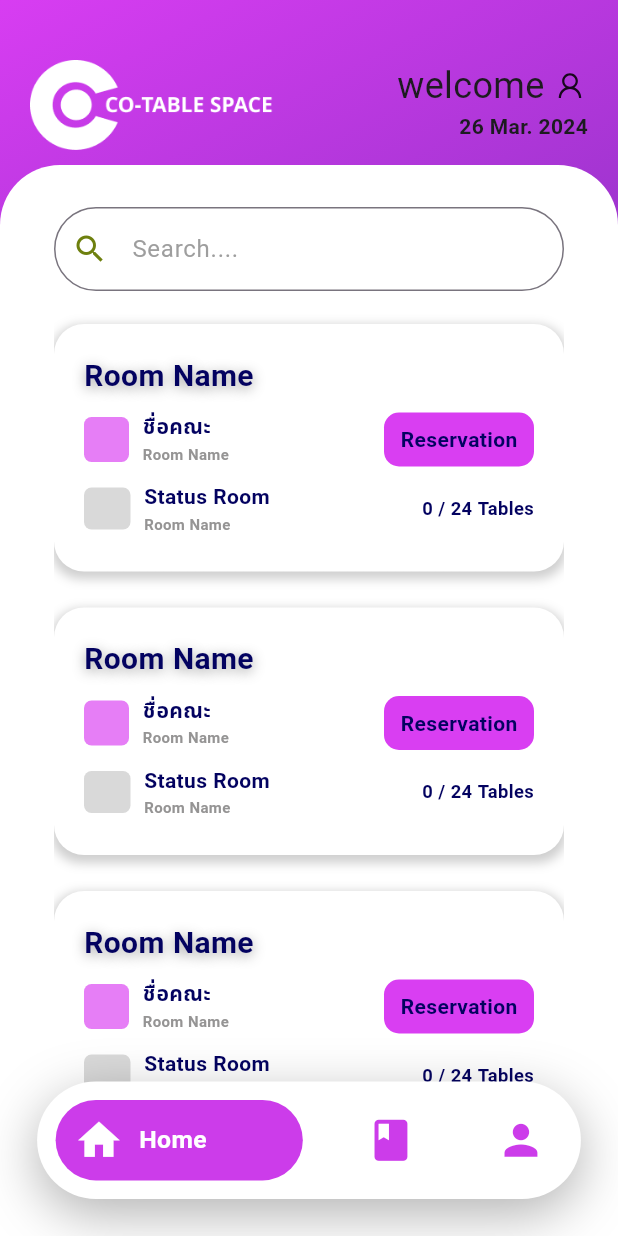
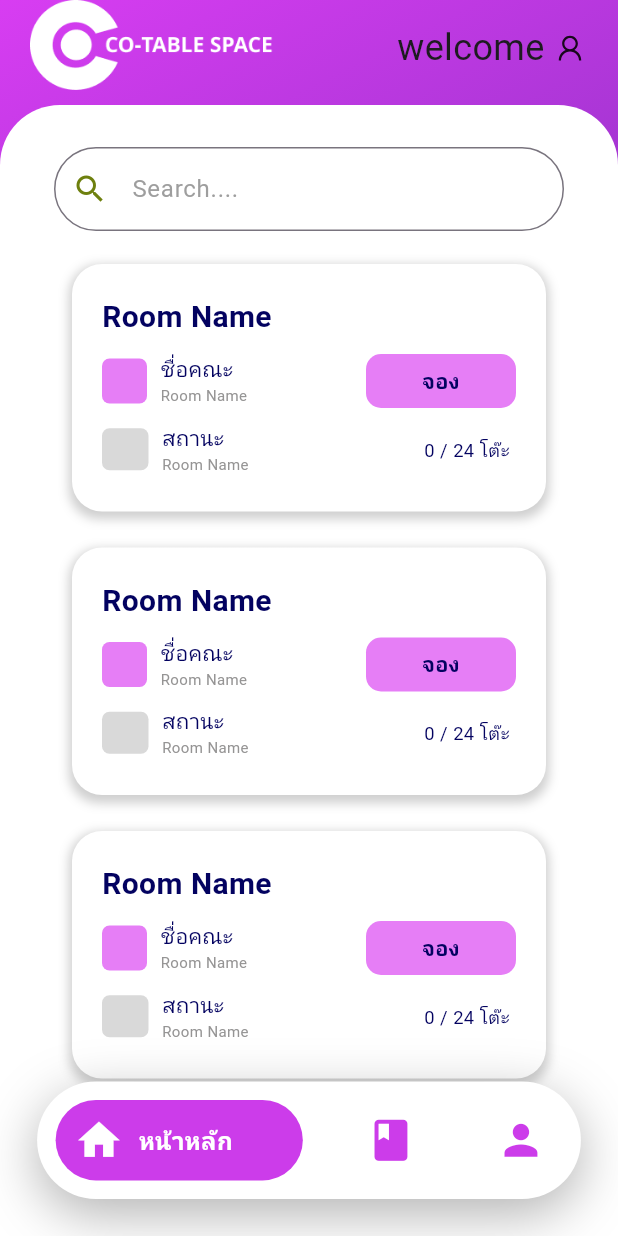
Before and after one commit to chayodom-khruesuk/front-end-Co-table, a Flutter app: the NavWithAnimated screen opened by its route, on a phone screen of 412 x 824 dp. Run offline on Flutter 3.47's test engine with Material 3 defaults, Android fonts, the phone set to English and light mode, and no system bars; our stand-ins replace dio, equatable, flutter_bloc, google_fonts, line_awesome_flutter, lottie and 1 more; accounts and stored records are empty.

Commit message:
modify: change language and font

```diff
--- a/lib/pages/home/body_home_page.dart
+++ b/lib/pages/home/body_home_page.dart
@@ -1,4 +1,5 @@
 import 'package:flutter/material.dart';
+import 'package:google_fonts/google_fonts.dart';
 import '../../core.dart';
 import 'table_history.dart';
 
@@ -20,7 +21,7 @@ class BodyHomePage extends StatelessWidget {
             return Container(
               height: boxHeight,
               width: double.infinity,
-              margin: const EdgeInsets.symmetric(vertical: 12),
+              margin: const EdgeInsets.symmetric(vertical: 12, horizontal: 12),
               decoration: BoxDecoration(
                 gradient: ThemeState.lightTheme,
                 borderRadius: BorderRadius.circular(20),
@@ -38,20 +39,14 @@ class BodyHomePage extends StatelessWidget {
                 child: Column(
                   crossAxisAlignment: CrossAxisAlignment.start,
                   children: [
-                    const Text(
+                    Text(
                       'Room Name',
-                      style: TextStyle(
+                      style: GoogleFonts.notoSansThai(
+                        textStyle: const TextStyle(
                           color: Color(0xFF030260),
                           fontSize: 20,
-                        fontFamily: 'Noto Sans Thai',
-                        fontWeight: FontWeight.w700,
-                        shadows: [
-                          Shadow(
-                            blurRadius: 10,
-                            color: Colors.grey,
-                            offset: Offset(0, 2),
+                          fontWeight: FontWeight.bold,
                         ),
-                        ],
                       ),
                     ),
                     const SizedBox(height: 10),
@@ -67,25 +62,25 @@ class BodyHomePage extends StatelessWidget {
                           ),
                         ),
                         const SizedBox(width: 9),
-                        const Column(
+                        Column(
                           crossAxisAlignment: CrossAxisAlignment.start,
                           children: [
                             Text(
                               'ชื่อคณะ',
-                              style: TextStyle(
+                              style: GoogleFonts.notoSansThai(
+                                textStyle: const TextStyle(
                                   color: Color(0xFF030260),
                                   fontSize: 14,
-                                fontFamily: 'Noto Sans Thai',
-                                fontWeight: FontWeight.w700,
+                                ),
                               ),
                             ),
                             Text(
                               'Room Name',
-                              style: TextStyle(
+                              style: GoogleFonts.notoSansThai(
+                                textStyle: const TextStyle(
                                   color: Color(0xFF959494),
                                   fontSize: 10,
-                                fontFamily: 'Noto Sans Thai',
-                                fontWeight: FontWeight.w700,
+                                ),
                               ),
                             ),
                           ],
@@ -105,18 +100,19 @@ class BodyHomePage extends StatelessWidget {
                             width: 100,
                             height: 36,
                             decoration: ShapeDecoration(
-                              color: const Color(0xFFD93EF2),
+                              color: const Color(0xAAD93EF2),
                               shape: RoundedRectangleBorder(
                                   borderRadius: BorderRadius.circular(10)),
                             ),
-                            child: const Center(
+                            child: Center(
                               child: Text(
-                                'Reservation',
-                                style: TextStyle(
+                                'จอง',
+                                style: GoogleFonts.notoSansThai(
+                                  textStyle: const TextStyle(
                                     color: Color(0xFF030260),
                                     fontSize: 14,
-                                  fontFamily: 'Noto Sans Thai',
-                                  fontWeight: FontWeight.w700,
+                                    fontWeight: FontWeight.bold,
+                                  ),
                                 ),
                               ),
                             ),
@@ -137,37 +133,40 @@ class BodyHomePage extends StatelessWidget {
                           ),
                         ),
                         const SizedBox(width: 9),
-                        const Column(
+                        Column(
                           crossAxisAlignment: CrossAxisAlignment.start,
                           children: [
                             Text(
-                              'Status Room',
-                              style: TextStyle(
+                              'สถานะ',
+                              style: GoogleFonts.notoSansThai(
+                                textStyle: const TextStyle(
                                   color: Color(0xFF030260),
                                   fontSize: 14,
-                                fontFamily: 'Noto Sans Thai',
-                                fontWeight: FontWeight.w700,
+                                ),
                               ),
                             ),
                             Text(
                               'Room Name',
-                              style: TextStyle(
+                              style: GoogleFonts.notoSansThai(
+                                textStyle: const TextStyle(
                                   color: Color(0xFF959494),
                                   fontSize: 10,
-                                fontFamily: 'Noto Sans Thai',
-                                fontWeight: FontWeight.w700,
+                                ),
                               ),
                             ),
                           ],
                         ),
                         const Spacer(),
-                        const Text(
-                          '0 / 24 Tables',
-                          style: TextStyle(
+                        Padding(
+                          padding: const EdgeInsets.only(right: 4),
+                          child: Text(
+                            '0 / 24 โต๊ะ',
+                            style: GoogleFonts.notoSansThai(
+                              textStyle: const TextStyle(
                                 color: Color(0xFF030260),
                                 fontSize: 12.26,
-                            fontFamily: 'Noto Sans Thai',
-                            fontWeight: FontWeight.w700,
+                              ),
+                            ),
                           ),
                         ),
                       ],
--- a/lib/pages/home/home_page.dart
+++ b/lib/pages/home/home_page.dart
@@ -1,5 +1,6 @@
 import 'package:co_table/utils/image_constant.dart';
 import 'package:flutter/material.dart';
+import 'package:google_fonts/google_fonts.dart';
 import 'package:line_awesome_flutter/line_awesome_flutter.dart';
 import '../../widget/search.dart';
 import 'body_home_page.dart';
@@ -9,13 +10,11 @@ class HomePage extends StatelessWidget {
 
   @override
   Widget build(BuildContext context) {
-    String fakeDate = "26 Mar. 2024";
-
     return Column(
       mainAxisSize: MainAxisSize.min,
       children: [
-        const SizedBox(height: 40),
-        Padding(
+        SafeArea(
+          child: Padding(
             padding: const EdgeInsets.symmetric(horizontal: 20),
             child: Row(
               crossAxisAlignment: CrossAxisAlignment.start,
@@ -31,25 +30,26 @@ class HomePage extends StatelessWidget {
                 Column(
                   crossAxisAlignment: CrossAxisAlignment.end,
                   children: [
-                  const Row(
+                    Padding(
+                      padding: const EdgeInsets.only(top: 15),
+                      child: Row(
                         children: [
                           Text(
                             "welcome",
-                        style: TextStyle(
+                            style: GoogleFonts.notoSansThai(
+                              textStyle: const TextStyle(
                                   fontSize: 24, fontWeight: FontWeight.normal),
                             ),
-                      SizedBox(width: 5),
-                      Icon(LineAwesomeIcons.user, size: 24),
+                          ),
+                          const SizedBox(width: 5),
+                          const Icon(LineAwesomeIcons.user, size: 24),
                         ],
                       ),
-                  Text(
-                    fakeDate,
-                    style: const TextStyle(
-                        fontSize: 14, fontWeight: FontWeight.bold),
                     ),
                   ],
                 ),
               ],
+            ),
           ),
         ),
         const SizedBox(height: 10),
--- a/lib/widget/navbar.dart
+++ b/lib/widget/navbar.dart
@@ -2,6 +2,7 @@ import 'package:co_table/pages/home/home_page.dart';
 import 'package:flutter/material.dart';
 import 'package:flutter/services.dart';
 import 'package:flutter_bloc/flutter_bloc.dart';
+import 'package:google_fonts/google_fonts.dart';
 
 import '../core.dart';
 import '../pages/profile/profile_page.dart';
@@ -137,10 +138,14 @@ class _NavWithAnimatedState extends State<NavWithAnimated> {
                                                   index == currentIndex
                                                       ? listNavBarText[index]
                                                       : '',
-                                                  style: const TextStyle(
-                                                    color: Colors.white,
-                                                    fontWeight: FontWeight.w700,
-                                                    fontSize: 16.5,
+                                                  style:
+                                                      GoogleFonts.notoSansThai(
+                                                    textStyle: const TextStyle(
+                                                      color: Colors.white,
+                                                      fontWeight:
+                                                          FontWeight.bold,
+                                                      fontSize: 16,
+                                                    ),
                                                   ),
                                                   overflow:
                                                       TextOverflow.visible,
@@ -192,9 +197,9 @@ class _NavWithAnimatedState extends State<NavWithAnimated> {
 }
 
 List<String> listNavBarText = [
-  'Home',
-  'Reservation',
-  'Profile',
+  'หน้าหลัก',
+  'การจอง',
+  'โปรไฟล์',
 ];
 
 List<IconData> listNavBarIcon = [
--- a/pubspec.yaml
+++ b/pubspec.yaml
@@ -1,10 +1,10 @@
 name: co_table
 description: "A new Flutter project."
-publish_to: 'none'
+publish_to: "none"
 version: 0.1.0
 
 environment:
-  sdk: '>=3.4.3 <4.0.0'
+  sdk: ">=3.4.3 <4.0.0"
 
 dependencies:
   dio: ^5.7.0
@@ -12,6 +12,7 @@ dependencies:
   flutter:
     sdk: flutter
   flutter_bloc: ^8.1.6
+  google_fonts: ^6.2.1
   line_awesome_flutter: ^3.0.1
   lottie: ^3.1.2
   shared_preferences: ^2.3.2
```
Also changed, not shown: pubspec.lock, 1 other file. Lines whose indentation alone changed are shown as unchanged.
